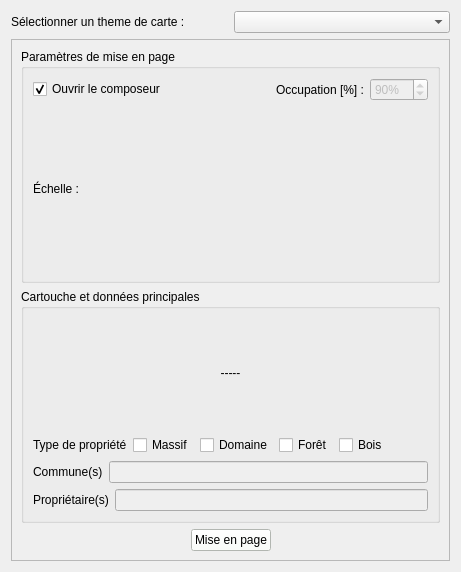
SequoiApp/Qsequoia2, file qsequoia2/scripts/LayoutDesigner/LayoutDesigner.ui: the form before one commit.
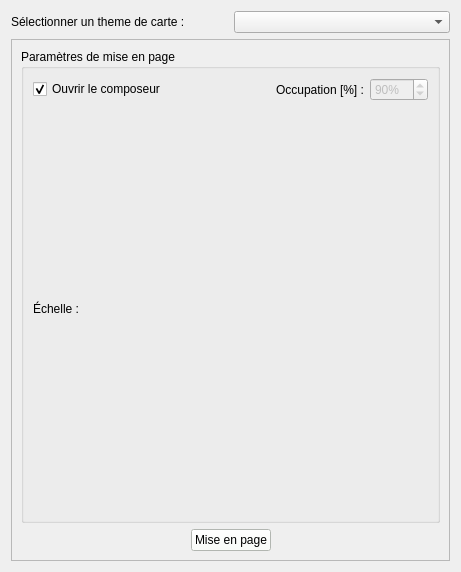
The form after the commit. Custom widgets are drawn as their Qt base class.

Commit message: refactor forest data scripts

The edit to the form file:
```diff
--- a/qsequoia2/scripts/LayoutDesigner/LayoutDesigner.ui
+++ b/qsequoia2/scripts/LayoutDesigner/LayoutDesigner.ui
@@ -148,118 +148,6 @@
            </item>
           </layout>
          </item>
-         <item>
-          <layout class="QVBoxLayout" name="verticalLayout_4">
-           <item>
-            <widget class="QGroupBox" name="groupBox_3">
-             <property name="title">
-              <string>Cartouche et données principales</string>
-             </property>
-             <layout class="QVBoxLayout" name="cartoucheLayout_2">
-              <item>
-               <layout class="QHBoxLayout" name="horizontalLayout">
-                <item>
-                 <widget class="QLabel" name="forest_name">
-                  <property name="text">
-                   <string>&lt;html&gt;&lt;head/&gt;&lt;body&gt;&lt;p align=&quot;center&quot;&gt;-----&lt;/p&gt;&lt;/body&gt;&lt;/html&gt;</string>
-                  </property>
-                 </widget>
-                </item>
-               </layout>
-              </item>
-              <item>
-               <layout class="QHBoxLayout" name="typeLayout_2">
-                <item>
-                 <widget class="QLabel" name="label_6">
-                  <property name="text">
-                   <string>Type de propriété</string>
-                  </property>
-                 </widget>
-                </item>
-                <item>
-                 <widget class="QCheckBox" name="checkBox_massif">
-                  <property name="text">
-                   <string>Massif</string>
-                  </property>
-                 </widget>
-                </item>
-                <item>
-                 <widget class="QCheckBox" name="checkBox_domaine">
-                  <property name="text">
-                   <string>Domaine</string>
-                  </property>
-                 </widget>
-                </item>
-                <item>
-                 <widget class="QCheckBox" name="checkBox_foret">
-                  <property name="text">
-                   <string>Forêt</string>
-                  </property>
-                 </widget>
-                </item>
-                <item>
-                 <widget class="QCheckBox" name="checkBox_bois">
-                  <property name="text">
-                   <string>Bois</string>
-                  </property>
-                 </widget>
-                </item>
-                <item>
-                 <spacer name="horizontalSpacer_4">
-                  <property name="orientation">
-                   <enum>Qt::Horizontal</enum>
-                  </property>
-                  <property name="sizeHint" stdset="0">
-                   <size>
-                    <width>0</width>
-                    <height>0</height>
-                   </size>
-                  </property>
-                 </spacer>
-                </item>
-               </layout>
-              </item>
-              <item>
-               <layout class="QHBoxLayout" name="communeLayout_2">
-                <item>
-                 <widget class="QLabel" name="label_7">
-                  <property name="text">
-                   <string>Commune(s)</string>
-                  </property>
-                 </widget>
-                </item>
-                <item>
-                 <widget class="QLineEdit" name="lineEdit_city">
-                  <property name="enabled">
-                   <bool>false</bool>
-                  </property>
-                 </widget>
-                </item>
-               </layout>
-              </item>
-              <item>
-               <layout class="QHBoxLayout" name="ownerLayout_2">
-                <item>
-                 <widget class="QLabel" name="label_8">
-                  <property name="text">
-                   <string>Propriétaire(s)</string>
-                  </property>
-                 </widget>
-                </item>
-                <item>
-                 <widget class="QLineEdit" name="lineEdit_owner">
-                  <property name="enabled">
-                   <bool>false</bool>
-                  </property>
-                 </widget>
-                </item>
-               </layout>
-              </item>
-             </layout>
-            </widget>
-           </item>
-          </layout>
-         </item>
          <item>
           <layout class="QHBoxLayout" name="buttonsLayout">
            <item>
```
The commit also changes 5 other files.
